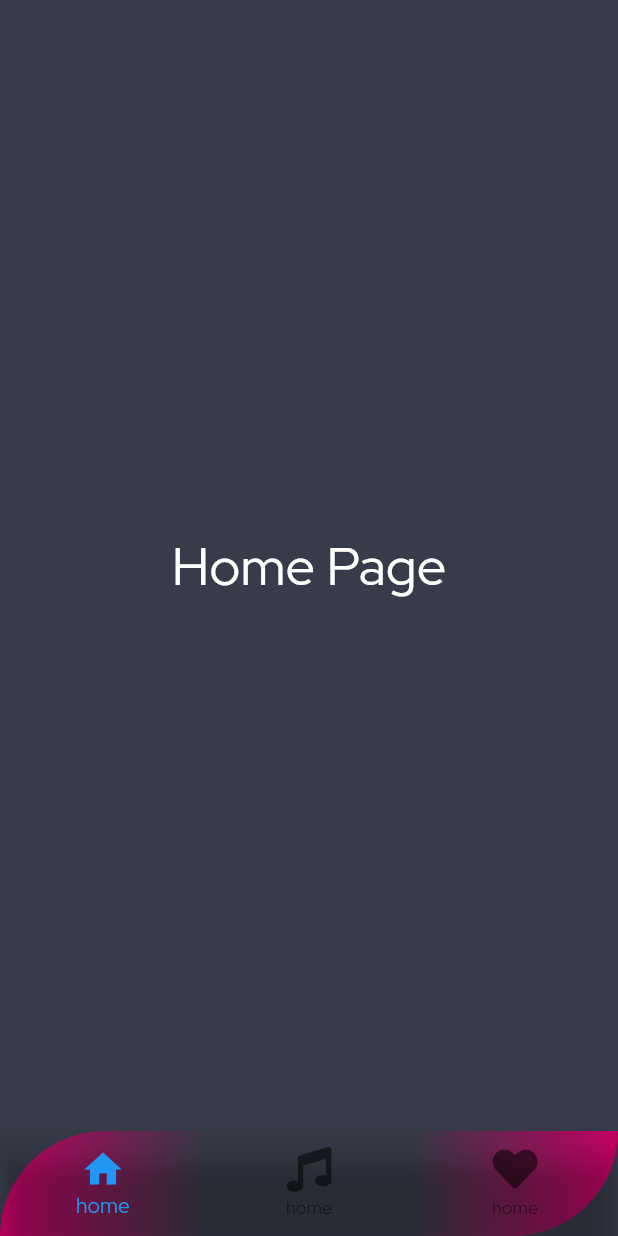
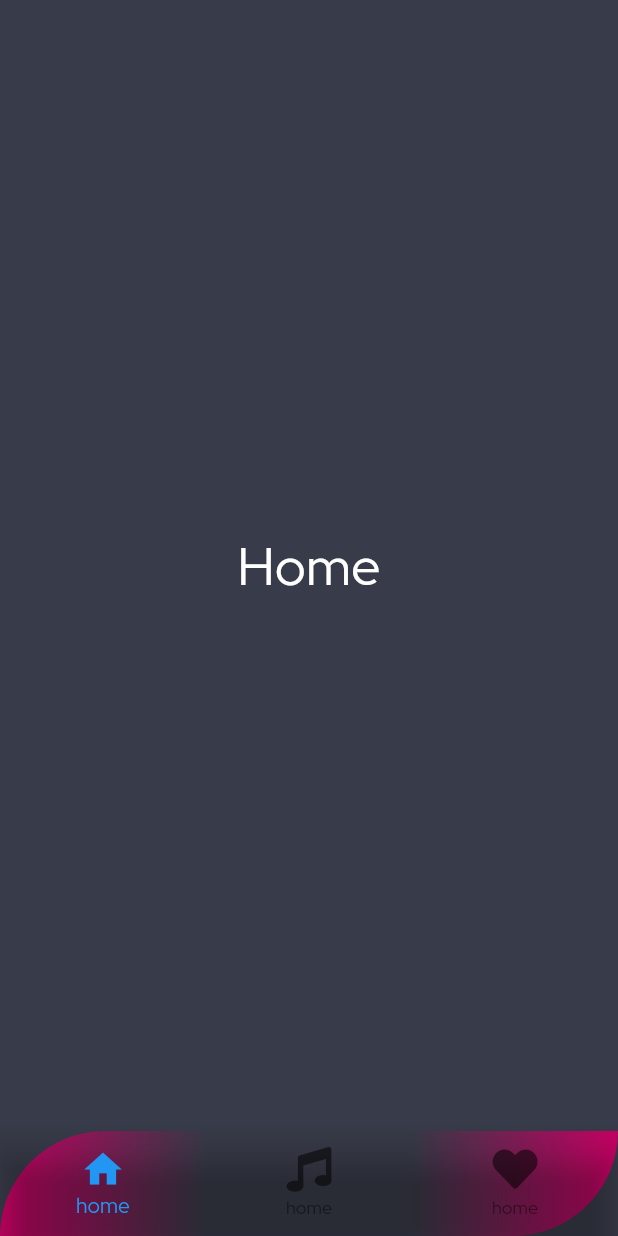
Before and after one commit to oqbahdx/audio-player-flutter, a Flutter app: the screen it shows after launch, on a phone screen of 412 x 824 dp. Run offline on Flutter 3.47's test engine with Material 2 defaults, Android fonts, the phone set to English and light mode, and no system bars; our stand-ins replace bloc, flutter_bloc, fluttericon, google_fonts.

Commit message:
add home screen

```diff
--- a/lib/bloc/cubit.dart
+++ b/lib/bloc/cubit.dart
@@ -1,7 +1,25 @@
-import 'package:audioplayer/bloc/states.dart';
+import '/bloc/states.dart';
+import '/screens/all_audios.dart';
+import '/screens/favorites.dart';
+import '/screens/home.dart';
 import 'package:bloc/bloc.dart';
+import 'package:flutter/cupertino.dart';
+import 'package:flutter_bloc/flutter_bloc.dart';
 
 class AppCubit extends Cubit<AppStates>{
   AppCubit() : super(AppInitialState());
 
+  static AppCubit get(context)=>BlocProvider.of(context);
+
+  List<Widget> screens = [
+    HomePage(),
+    AllAudios(),
+    Favorites(),
+  ];
+  int currentIndex = 0 ;
+   changePages(int index){
+    currentIndex = index;
+    emit(ChangeScreensState());
+  }
+
 }
--- a/lib/bloc/states.dart
+++ b/lib/bloc/states.dart
@@ -1,3 +1,4 @@
 abstract class AppStates {}
 
 class AppInitialState extends AppStates{}
+class ChangeScreensState extends AppStates{}
--- a/lib/main.dart
+++ b/lib/main.dart
@@ -1,6 +1,9 @@
+import 'package:audioplayer/bloc/cubit.dart';
 import 'package:audioplayer/screens/home.dart';
+import 'package:audioplayer/screens/layout.dart';
 import 'package:audioplayer/screens/splash.dart';
 import 'package:flutter/material.dart';
+import 'package:flutter_bloc/flutter_bloc.dart';
 import 'package:google_fonts/google_fonts.dart';
 
 void main() {
@@ -8,11 +11,13 @@ void main() {
 }
 
 class MyApp extends StatelessWidget {
-  const MyApp({Key? key}) : super(key: key);
+  const MyApp({Key key}) : super(key: key);
 
   @override
   Widget build(BuildContext context) {
-    return MaterialApp(
+    return BlocProvider(
+      create: (context)=>AppCubit(),
+      child: MaterialApp(
         debugShowCheckedModeBanner: false,
         initialRoute: SplashScreen.id,
         theme: ThemeData(
@@ -21,7 +26,9 @@ class MyApp extends StatelessWidget {
         routes: {
           SplashScreen.id: (_) => const SplashScreen(),
           HomePage.id:(_)=>const HomePage(),
+          Layout.id:(_)=>const Layout()
         },
+      ),
     );
   }
 }
--- a/lib/screens/home.dart
+++ b/lib/screens/home.dart
@@ -1,9 +1,11 @@
-import 'package:eva_icons_flutter/eva_icons_flutter.dart';
+import '/bloc/cubit.dart';
+import '/bloc/states.dart';
 import 'package:flutter/material.dart';
-import 'package:fluttericon/font_awesome_icons.dart';
+import 'package:flutter_bloc/flutter_bloc.dart';
+
 
 class HomePage extends StatefulWidget {
-  const HomePage({Key? key}) : super(key: key);
+  const HomePage({Key key}) : super(key: key);
 
   static String id = "HomePage";
 
@@ -14,45 +16,19 @@ class HomePage extends StatefulWidget {
 class _HomePageState extends State<HomePage> {
   @override
   Widget build(BuildContext context) {
-    return Scaffold(
-      backgroundColor: Color(0xFF383B49),
-      body: Center(
-        child: Text(
-          'Home Page',
-          style: TextStyle(color: Colors.white, fontSize: 35),
-        ),
-      ),
-      bottomNavigationBar: Container(
-          height: 70,
-          width: double.infinity,
-          decoration: BoxDecoration(
-            borderRadius: BorderRadius.only(
-              topLeft: Radius.circular(100),
-              bottomRight: Radius.circular(100),
+    return BlocConsumer<AppCubit, AppStates>(
+      listener: (context, state) {},
+      builder: (context, state) {
+        return Scaffold(
+          backgroundColor: Color(0xFF383B49),
+          body: Center(
+            child: Text(
+              'Home',
+              style: TextStyle(color: Colors.white, fontSize: 35),
             ),
-            gradient: LinearGradient(colors: [
-              Color(0xFFCC0066),
-              Color(0xFF383B49),
-              Color(0xFF383B49),
-              Color(0xFFCC0066),
-            ]),
-            color: Colors.white,
           ),
-          child: BottomNavigationBar(
-            backgroundColor: Colors.transparent,
-            items: [
-              BottomNavigationBarItem(
-                  icon: Icon(
-                    Icons.home,
-                    size: 30,
-                  ),
-                  label: 'home'),
-              BottomNavigationBarItem(
-                  icon: Icon(FontAwesome.music, size: 30), label: 'home'),
-              BottomNavigationBarItem(
-                  icon: Icon(FontAwesome.heart, size: 30), label: 'home'),
-            ],
-          )),
+        );
+      },
     );
   }
 }
--- /dev/null
+++ b/lib/screens/layout.dart
@@ -0,0 +1,67 @@
+import 'package:audioplayer/bloc/cubit.dart';
+import 'package:audioplayer/bloc/states.dart';
+import 'package:flutter/material.dart';
+import 'package:flutter_bloc/flutter_bloc.dart';
+import 'package:fluttericon/font_awesome_icons.dart';
+
+class Layout extends StatefulWidget {
+  const Layout({Key key}) : super(key: key);
+
+  static String id = "Layout";
+
+  @override
+  _LayoutState createState() => _LayoutState();
+}
+
+class _LayoutState extends State<Layout> {
+  @override
+  Widget build(BuildContext context) {
+    var cubit = AppCubit.get(context);
+    return BlocConsumer<AppCubit, AppStates>(
+      listener: (context, state) {},
+      builder: (context, state) {
+        return Scaffold(
+          backgroundColor: Color(0xFF383B49),
+          body: Center(
+            child: cubit.screens.elementAt(cubit.currentIndex),
+          ),
+          bottomNavigationBar: Container(
+              height: 70,
+              width: double.infinity,
+              decoration: BoxDecoration(
+                borderRadius: BorderRadius.only(
+                  topLeft: Radius.circular(100),
+                  bottomRight: Radius.circular(100),
+                ),
+                gradient: LinearGradient(colors: [
+                  Color(0xFFCC0066),
+                  Color(0xFF383B49),
+                  Color(0xFF383B49),
+                  Color(0xFFCC0066),
+                ]),
+                color: Colors.white,
+              ),
+              child: BottomNavigationBar(
+                backgroundColor: Colors.transparent,
+                currentIndex: cubit.currentIndex,
+                onTap: (int index) {
+                  cubit.changePages(index);
+                },
+                items: [
+                  BottomNavigationBarItem(
+                      icon: Icon(
+                        Icons.home,
+                        size: 30,
+                      ),
+                      label: 'home'),
+                  BottomNavigationBarItem(
+                      icon: Icon(FontAwesome.music, size: 30), label: 'home'),
+                  BottomNavigationBarItem(
+                      icon: Icon(FontAwesome.heart, size: 30), label: 'home'),
+                ],
+              )),
+        );
+      },
+    );
+  }
+}
--- a/lib/screens/splash.dart
+++ b/lib/screens/splash.dart
@@ -3,8 +3,10 @@ import 'dart:async';
 import 'package:audioplayer/screens/home.dart';
 import 'package:flutter/material.dart';
 
+import 'layout.dart';
+
 class SplashScreen extends StatefulWidget {
-  const SplashScreen({Key? key}) : super(key: key);
+  const SplashScreen({Key key}) : super(key: key);
   static String id = "SplashScreen";
 
   @override
@@ -15,7 +17,7 @@ class _SplashScreenState extends State<SplashScreen> {
   @override
   void didChangeDependencies() {
     Timer(const Duration(seconds: 3),(){
-      Navigator.of(context).pushNamed(HomePage.id);
+      Navigator.of(context).pushNamed( Layout.id);
     });
     super.didChangeDependencies();
   }
--- a/pubspec.yaml
+++ b/pubspec.yaml
@@ -18,7 +18,7 @@ publish_to: 'none' # Remove this line if you wish to publish to pub.dev
 version: 1.0.0+1
 
 environment:
-  sdk: ">=2.12.0 <3.0.0"
+  sdk: ">=2.11.0 <3.0.0"
 
 # Dependencies specify other packages that your package needs in order to work.
 # To automatically upgrade your package dependencies to the latest versions
```
Also changed, not shown: lib/screens/all_audios.dart (added, +23 -0 lines), lib/screens/favorites.dart (added, +21 -0 lines). Lines whose indentation alone changed are shown as unchanged.
